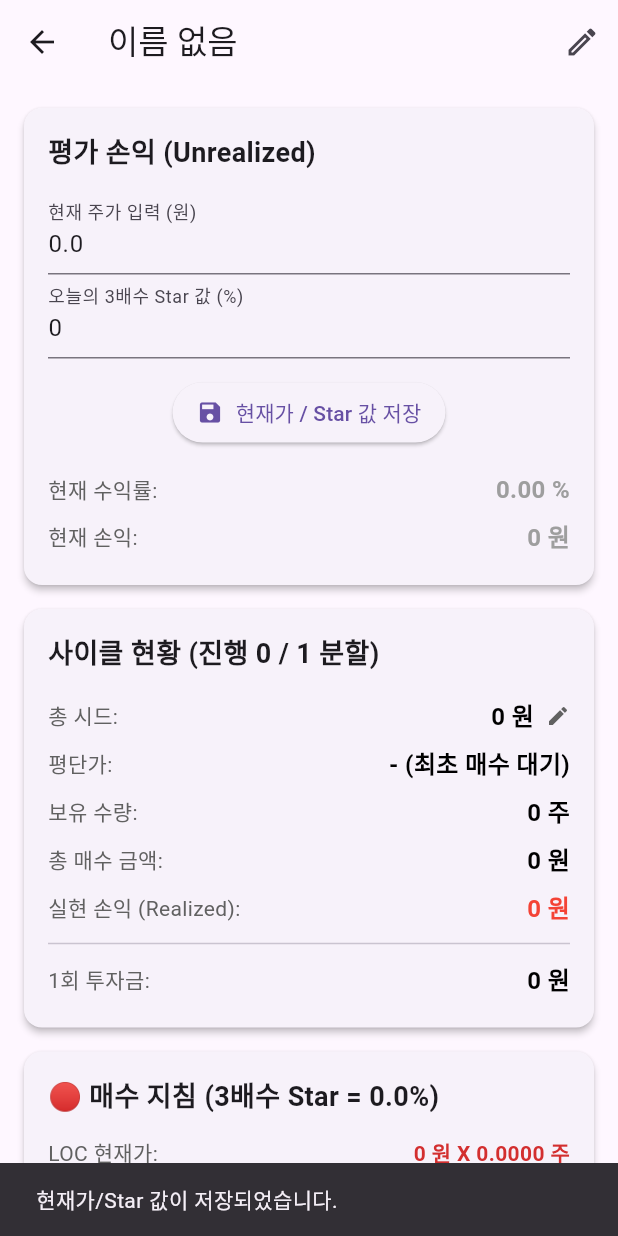
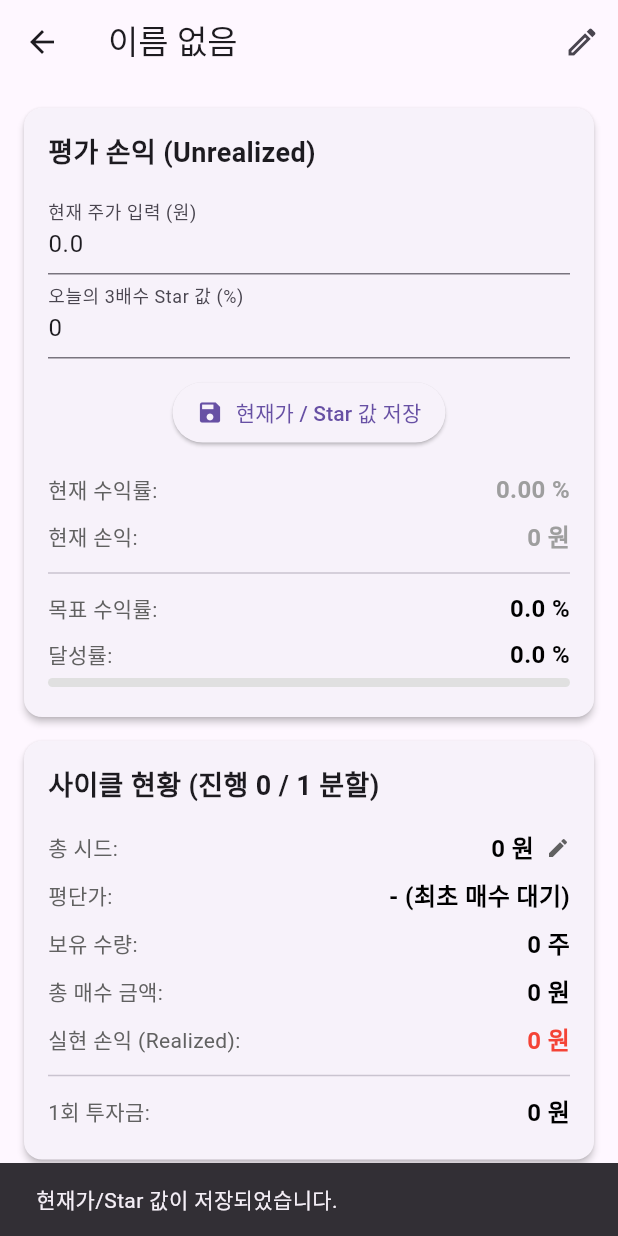
Before and after one commit to JunyeongCha/Laour_ETF, a Flutter app: the CycleDetailScreen screen opened directly with empty values, after a tap on "현재가 / Star 값 저장", on a phone screen of 412 x 824 dp. Run offline on Flutter 3.47's test engine with Material 3 defaults, Android fonts, the phone set to English and light mode, and no system bars; our stand-ins replace cloud_firestore, firebase_auth, firebase_core, flutter_secure_storage, shared_preferences; accounts and stored records are empty.

```diff
--- a/lib/screens/cycle_completed_screen.dart
+++ b/lib/screens/cycle_completed_screen.dart
@@ -1,7 +1,7 @@
 import 'package:cloud_firestore/cloud_firestore.dart';
 import 'package:flutter/material.dart';
-import 'package:provider/provider.dart'; // (★신규★)
-import 'package:laour_etf/providers/theme_provider.dart'; // (★신규★)
+import 'package:provider/provider.dart'; // (★신규★) 2번
+import 'package:laour_etf/providers/theme_provider.dart'; // (★신규★) 2번
 
 class CycleCompletedScreen extends StatelessWidget {
   // CycleCard에서 전달받을 사이클 문서 데이터
--- a/lib/screens/cycle_create_screen.dart
+++ b/lib/screens/cycle_create_screen.dart
@@ -55,7 +55,7 @@
         'totalSellAmount': 0.0,
         'currentQuantity': 0,
         'avgPrice': 0.0,
-        'T_value': 0,
+        'T_value': 0, // (T_value는 재계산 시 int로 계산됨, 이전 코드 유지)
         'realizedProfit': 0.0,
         'isManuallyCompleted': false,
       };
--- a/lib/screens/cycle_detail_screen.dart
+++ b/lib/screens/cycle_detail_screen.dart
@@ -2,12 +2,12 @@
 import 'package:cloud_firestore/cloud_firestore.dart';
 import 'package:firebase_auth/firebase_auth.dart';
 import 'package:flutter/material.dart';
-import 'package:flutter/services.dart'; // (★신규★) 3번: 숫자 입력을 위해
+import 'package:flutter/services.dart';
 import 'package:intl/intl.dart';
 import 'package:laour_etf/widgets/cycle_detail/trade_input_dialog.dart';
 import 'package:laour_etf/widgets/cycle_detail/transaction_list.dart';
-import 'package:provider/provider.dart'; // (★신규★) 2번
-import 'package:laour_etf/providers/theme_provider.dart'; // (★신규★) 2번
+import 'package:provider/provider.dart';
+import 'package:laour_etf/providers/theme_provider.dart';
 
 class CycleDetailScreen extends StatefulWidget {
   final String cycleId;
@@ -30,7 +30,7 @@
 
   final _nameEditController = TextEditingController();
   final _nicknameEditController = TextEditingController();
-  final _totalSeedEditController = TextEditingController(); // (★신규★) 3번
+  final _totalSeedEditController = TextEditingController();
 
   bool _isRecalculating = false;
   double _savedPrice = 0.0;
@@ -479,6 +479,12 @@
 
         bool showSplitFinished = (tValue >= splitCount && !isManuallyCompleted && currentQuantity > 0);
 
+        // (★신규★) 목표 달성률 계산
+        double achievementRate = (targetProfitRate == 0 || currentProfitRate < 0)
+            ? 0
+            : (currentProfitRate / targetProfitRate);
+        achievementRate = achievementRate.clamp(0.0, 1.0); // 0% ~ 100%
+
         return Scaffold(
           appBar: AppBar(
             title: Column(
@@ -545,6 +551,40 @@
                     valueColor: currentProfitColor,
                     textColor: textColor,
                     subTextColor: subTextColor
+                  ),
+
+                  // (★신규★) 목표 수익률 및 달성률
+                  const Divider(height: 16),
+                  _buildInfoRow(
+                    '목표 수익률:',
+                    '${targetProfitRate.toStringAsFixed(1)} %',
+                    textColor: textColor,
+                    subTextColor: subTextColor
+                  ),
+                  Padding(
+                    padding: const EdgeInsets.symmetric(vertical: 4.0),
+                    child: Column(
+                      children: [
+                        Row(
+                          mainAxisAlignment: MainAxisAlignment.spaceBetween,
+                          children: [
+                            Text('달성률:', style: TextStyle(color: subTextColor)),
+                            Text(
+                              '${(achievementRate * 100).toStringAsFixed(1)} %',
+                              style: TextStyle(color: textColor, fontWeight: FontWeight.bold, fontSize: 16),
+                            ),
+                          ],
+                        ),
+                        const SizedBox(height: 4),
+                        LinearProgressIndicator(
+                          value: achievementRate,
+                          minHeight: 6,
+                          borderRadius: BorderRadius.circular(3),
+                          backgroundColor: Colors.grey.shade300,
+                          color: Colors.red,
+                        ),
+                      ],
+                    ),
                   ),
                 ]),
 
@@ -633,7 +673,7 @@
                 ]),
 
                 // (★수정★) 4번: 3배수 Star 값으로 라벨 변경
-                _buildInfoCard("🔴 매수 지침 (3배수 Star = $starValue_3x%)", [
+                _buildInfoCard("🔴 매수 지침 (2배수 Star = ${starValue.toStringAsFixed(2)}%)", [
                   _buildDirectiveRow(
                     isFirstBuy ? 'LOC 현재가:' : 'LOC 평단:',
                     '${displayAvgPrice.toStringAsFixed(0)} 원 X ${buyQtyAtAvg.toStringAsFixed(4)} 주',
@@ -642,8 +682,8 @@
                     subTextColor: subTextColor, // (★수정★) 2번
                   ),
                   _buildDirectiveRow(
-                    // (★수정★) 4번: 3배수 Star 값으로 라벨 변경
-                    'LOC star:',
+                    // (★수정★) 2번: 라벨을 2배수 Star 값으로 단순화
+                    'LOC ${starValue.toStringAsFixed(2)}%:',
                     '${calcBuyPrice.toStringAsFixed(0)} 원 X ${buyQtyAtStar.toStringAsFixed(4)} 주',
                     valueColor: Colors.red.shade700,
                     textColor: textColor,
@@ -651,26 +691,26 @@
                   ),
                   const Divider(height: 20),
                   Text(
-                    '+@ 폭락장 대비 추가 매수 (규칙 2)',
+                    '+@ 폭락장 대비 추가 매수 (2배수 기준)', // (★수정★) 4번
                     style: TextStyle(fontWeight: FontWeight.bold, color: textColor) // (★수정★) 2번
                   ),
-                  // (★수정★) 3번: 퍼센트 표시
-                  _buildDirectiveRow('LOC (평단*98.067%):', '${(displayAvgPrice * 0.98067).toStringAsFixed(0)} 원 X 1 주', valueColor: Colors.red.shade700, textColor: textColor, subTextColor: subTextColor),
-                  _buildDirectiveRow('LOC (평단*95.267%):', '${(displayAvgPrice * 0.95267).toStringAsFixed(0)} 원 X 1 주', valueColor: Colors.red.shade700, textColor: textColor, subTextColor: subTextColor),
-                  _buildDirectiveRow('LOC (평단*92.667%):', '${(displayAvgPrice * 0.92667).toStringAsFixed(0)} 원 X 1 주', valueColor: Colors.red.shade700, textColor: textColor, subTextColor: subTextColor),
-                  _buildDirectiveRow('LOC (평단*90.267%):', '${(displayAvgPrice * 0.90267).toStringAsFixed(0)} 원 X 1 주', valueColor: Colors.red.shade700, textColor: textColor, subTextColor: subTextColor),
-                  _buildDirectiveRow('LOC (평단*88.133%):', '${(displayAvgPrice * 0.88133).toStringAsFixed(0)} 원 X 1 주', valueColor: Colors.red.shade700, textColor: textColor, subTextColor: subTextColor),
-                  _buildDirectiveRow('LOC (평단*86.133%):', '${(displayAvgPrice * 0.86133).toStringAsFixed(0)} 원 X 1 주', valueColor: Colors.red.shade700, textColor: textColor, subTextColor: subTextColor),
+                  // (★수정★) 4번: 퍼센트 및 배율 변경
+                  _buildDirectiveRow('LOC (평단*98.07%):', '${(displayAvgPrice * 0.98067).toStringAsFixed(0)} 원 X 1 주', valueColor: Colors.red.shade700, textColor: textColor, subTextColor: subTextColor),
+                  _buildDirectiveRow('LOC (평단*95.27%):', '${(displayAvgPrice * 0.95267).toStringAsFixed(0)} 원 X 1 주', valueColor: Colors.red.shade700, textColor: textColor, subTextColor: subTextColor),
+                  _buildDirectiveRow('LOC (평단*92.67%):', '${(displayAvgPrice * 0.92667).toStringAsFixed(0)} 원 X 1 주', valueColor: Colors.red.shade700, textColor: textColor, subTextColor: subTextColor),
+                  _buildDirectiveRow('LOC (평단*90.27%):', '${(displayAvgPrice * 0.90267).toStringAsFixed(0)} 원 X 1 주', valueColor: Colors.red.shade700, textColor: textColor, subTextColor: subTextColor),
+                  _buildDirectiveRow('LOC (평단*88.13%):', '${(displayAvgPrice * 0.88133).toStringAsFixed(0)} 원 X 1 주', valueColor: Colors.red.shade700, textColor: textColor, subTextColor: subTextColor),
+                  _buildDirectiveRow('LOC (평단*86.13%):', '${(displayAvgPrice * 0.86133).toStringAsFixed(0)} 원 X 1 주', valueColor: Colors.red.shade700, textColor: textColor, subTextColor: subTextColor),
                 ]),
 
                 _buildInfoCard("🔵 매도 지침 (목표 = $targetProfitRate%)", [
                   _buildDirectiveRow(
-                    // (★수정★) 4번: 3배수 Star 값으로 라벨 변경
-                    'LOC star:',
+                    // (★수정★) 2번: 라벨을 2배수 Star 값으로 단순화
+                    'LOC ${starValue.toStringAsFixed(2)}%:',
                     '${sellPrice1.toStringAsFixed(0)} 원 X ${sellQty1.toStringAsFixed(4)} 주',
                     valueColor: Colors.blue.shade700,
-                    textColor: textColor, // (★수정★) 2번
-                    subTextColor: subTextColor, // (★수정★) 2번
+                    textColor: textColor,
+                    subTextColor: subTextColor,
                   ),
                   _buildDirectiveRow(
                     'After $targetProfitRate%:',
@@ -690,7 +730,7 @@
                 ),
                 const SizedBox(height: 20),
 
-                Text('거래 내역', style: TextStyle(fontSize: 20, fontWeight: FontWeight.bold, color: textColor)), // (★수정★) 2번
+                Text('거래 내역', style: TextStyle(fontSize: 20, fontWeight: FontWeight.bold, color: textColor)),
                 TransactionList(
                   transactionStream: _transactionStream,
                   onDelete: (transactionId, type, quantity, date, price) => _onDeleteTrade(
@@ -733,13 +773,12 @@
         child: Column(
           crossAxisAlignment: CrossAxisAlignment.start,
           children: [
-            // (★수정★) 2번: 다크모드
             Text(
               title,
               style: TextStyle(
                 fontSize: 18,
                 fontWeight: FontWeight.bold,
-                color: Theme.of(context).textTheme.titleLarge?.color, // 다크모드 자동 글씨 색상
+                color: Theme.of(context).textTheme.titleLarge?.color,
               )
             ),
             const SizedBox(height: 12),
@@ -752,7 +791,7 @@
 
   // (★수정★) 2번, 3번: 헬퍼 함수가 다크모드 색상 및 onTap/trailing을 받도록 수정
   Widget _buildInfoRow(String title, String value, {Color? valueColor, required Color textColor, required Color subTextColor, Widget? trailing, VoidCallback? onTap}) {
-    return InkWell( // (★신규★) 3번: 탭 가능하도록
+    return InkWell(
       onTap: onTap,
       child: Padding(
         padding: const EdgeInsets.symmetric(vertical: 4.0),
@@ -760,7 +799,7 @@
           mainAxisAlignment: MainAxisAlignment.spaceBetween,
           children: [
             Text(title, style: TextStyle(color: subTextColor)),
-            Row( // (★신규★) 3번: 값 + 트레일링 아이콘
+            Row(
               children: [
                 Text(
                   value,
@@ -787,12 +826,12 @@
       child: Row(
         mainAxisAlignment: MainAxisAlignment.spaceBetween,
         children: [
-          Text(title, style: TextStyle(color: subTextColor)), // (★수정★) 2번
+          Text(title, style: TextStyle(color: subTextColor)),
           Text(
             value,
             style: TextStyle(
               fontWeight: FontWeight.bold,
-              color: valueColor ?? textColor, // (★수정★) 2번
+              color: valueColor ?? textColor,
             ),
           ),
         ],
--- a/lib/widgets/cycle_card.dart
+++ b/lib/widgets/cycle_card.dart
@@ -2,8 +2,8 @@
 import 'package:flutter/material.dart';
 import 'package:laour_etf/screens/cycle_completed_screen.dart';
 import 'package:laour_etf/screens/cycle_detail_screen.dart';
-import 'package:provider/provider.dart'; // (★신규★)
-import 'package:laour_etf/providers/theme_provider.dart'; // (★신규★)
+import 'package:provider/provider.dart';
+import 'package:laour_etf/providers/theme_provider.dart';
 
 class CycleCard extends StatelessWidget {
   final QueryDocumentSnapshot cycleDoc;
@@ -40,7 +40,7 @@
 
   @override
   Widget build(BuildContext context) {
-    // (★신규★) 1번: 다크모드 텍스트 색상 처리를 위해
+    // (★수정★) 1번: 다크모드 텍스트 색상 처리를 위해
     final themeProvider = context.watch<ThemeProvider>();
     final bool isDarkMode = themeProvider.isDarkMode;
     final Color textColor = isDarkMode ? Colors.white : Colors.black;
@@ -54,6 +54,9 @@
     final int quantity = (data['currentQuantity'] as num?)?.toInt() ?? 0;
     final double purchaseAmount = (data['currentPurchaseAmount'] as num?)?.toDouble() ?? 0.0; // "총 매수 금액"
     final double totalSeed = (data['totalSeed'] as num?)?.toDouble() ?? 1.0;
+
+    // (★신규★) 목표 수익률
+    final double targetProfitRate = (data['targetProfitRate'] as num?)?.toDouble() ?? 0.0;
 
     final double realizedProfit = (data['realizedProfit'] as num?)?.toDouble() ?? 0.0;
     final double currentPrice = (data['currentPrice'] as num?)?.toDouble() ?? 0.0;
@@ -199,19 +202,25 @@
                             currentProfitColor = currentProfitLoss >= 0 ? Colors.red : Colors.blue.shade700;
                           }
 
+                          // (★신규★) 목표 달성률 계산
+                          double achievementRate = (targetProfitRate == 0 || currentProfitRate < 0)
+                              ? 0
+                              : (currentProfitRate / targetProfitRate);
+                          achievementRate = achievementRate.clamp(0.0, 1.0); // 0% ~ 100%
+
                           return Column(
                             children: [
                               _buildInfoRow(
                                 '평단가:',
                                 '${avgPrice.toStringAsFixed(0)} 원',
-                                textColor: textColor, // (★수정★) 1번
-                                subTextColor: subTextColor, // (★수정★) 1번
+                                textColor: textColor,
+                                subTextColor: subTextColor,
                               ),
                               _buildInfoRow(
                                 '보유 수량:',
                                 '$quantity 주',
-                                textColor: textColor, // (★수정★) 1번
-                                subTextColor: subTextColor, // (★수정★) 1번
+                                textColor: textColor,
+                                subTextColor: subTextColor,
                               ),
                               _buildInfoRow(
                                 '현재 평가손익:',
@@ -227,14 +236,37 @@
                                 textColor: textColor,
                                 subTextColor: subTextColor
                               ),
+
+                              // (★신규★) 목표 수익률 표시
+                              // (★수정★) 1번: 목표 수익률 및 달성률 UI 변경
+                              const Divider(height: 16),
+                              _buildInfoRow(
+                                '목표 수익률:',
+                                '${targetProfitRate.toStringAsFixed(1)} %',
+                                textColor: textColor,
+                                subTextColor: subTextColor
+                              ),
+                              // (★신규★) 1번: 달성률 텍스트 Row
+                              _buildInfoRow(
+                                '달성률:',
+                                '${(achievementRate * 100).toStringAsFixed(1)} %',
+                                textColor: textColor,
+                                subTextColor: subTextColor
+                              ),
+                              // (★신규★) 1번: 달성률 프로그레스 바
+                              Padding(
+                                padding: const EdgeInsets.fromLTRB(0, 4, 0, 4), // 위아래 패딩 추가
+                                child: LinearProgressIndicator(
+                                  value: achievementRate,
+                                  minHeight: 6,
+                                  borderRadius: BorderRadius.circular(3),
+                                  backgroundColor: Colors.grey.shade300,
+                                  color: Colors.red,
+                                ),
+                              ),
                             ],
                           );
                         },
-                      ),
-                      const SizedBox(height: 8),
-                      LinearProgressIndicator(
-                        value: seedUsagePercent / 100,
-                        borderRadius: BorderRadius.circular(5),
                       ),
                     ],
                   ),
```
